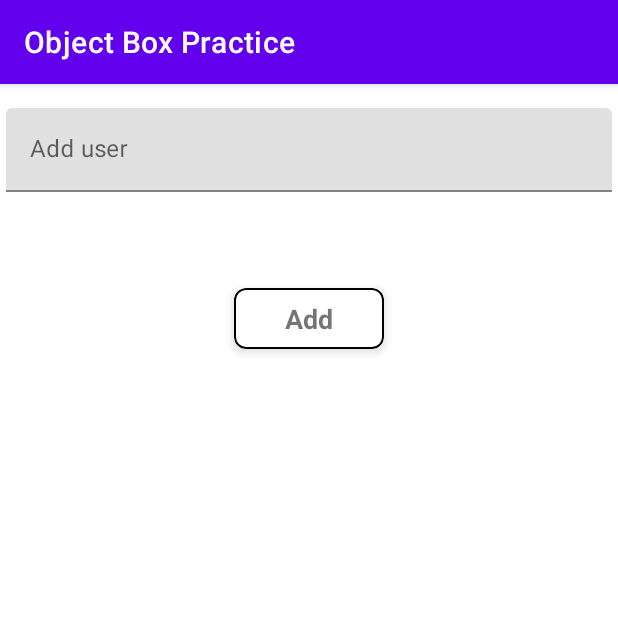
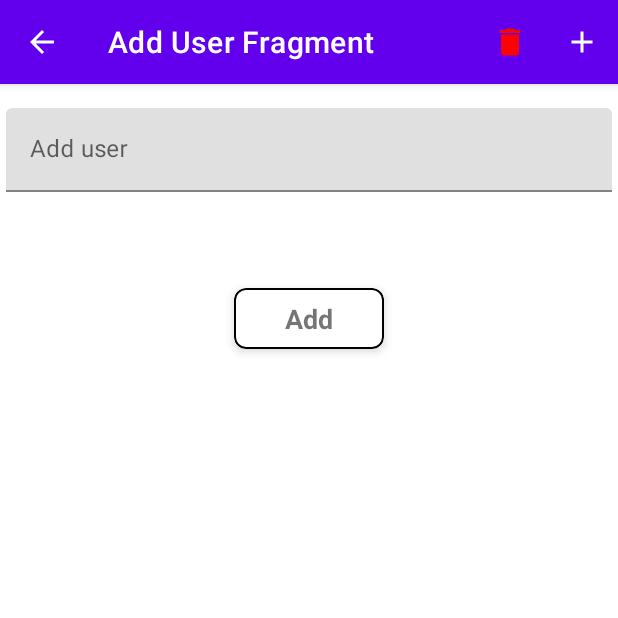
Before and after one commit to SaBeat/ObjectBox-Practice, an Android app: the screen it shows after launch (MainActivity), after a tap on "Add", on a phone screen of 412 x 824 dp, the top half of it. Run offline under Robolectric (Android 15) with nearby library versions, the phone set to English and light mode, and no system bars; our stand-ins replace Dagger/Hilt's generated code; libraries missing offline, so code that uses them is left out: io.objectbox; 4 statements that could not run were skipped; 1 other tap on this screen came first.

Commit message:
Outlined SearchView && ActionBar setup...

```diff
--- a/app/src/main/java/com/example/objectboxpractice/MainActivity.kt
+++ b/app/src/main/java/com/example/objectboxpractice/MainActivity.kt
@@ -1,9 +1,7 @@
 package com.example.objectboxpractice
 
+import android.os.Bundle
 import androidx.appcompat.app.AppCompatActivity
-import android.os.Bundle
-import androidx.navigation.NavController
-import androidx.navigation.fragment.NavHostFragment
 import com.example.objectboxpractice.databinding.ActivityMainBinding
 import dagger.hilt.android.AndroidEntryPoint
 
@@ -15,9 +13,7 @@ class MainActivity : AppCompatActivity() {
         super.onCreate(savedInstanceState)
         binding = ActivityMainBinding.inflate(layoutInflater)
         setContentView(binding.root)
-
-//        val navHostFragment =
-//            supportFragmentManager.findFragmentById(R.id.nav_host_fragment) as NavHostFragment
-//        val navController: NavController = navHostFragment.navController
+        supportActionBar?.setDisplayHomeAsUpEnabled(true)
+        supportActionBar?.setDisplayShowHomeEnabled(true)
     }
 }
--- a/app/src/main/java/com/example/objectboxpractice/appmodule/AppModule.kt
+++ b/app/src/main/java/com/example/objectboxpractice/di/AppModule.kt
@@ -1,4 +1,4 @@
-package com.example.objectboxpractice.appmodule
+package com.example.objectboxpractice.di
 
 import android.content.Context
 import com.example.objectboxpractice.entity.MyObjectBox
@@ -13,7 +13,6 @@ import javax.inject.Singleton
 @Module
 @InstallIn(SingletonComponent::class)
 object AppModule {
-
     @Provides
     @Singleton
     fun initObjectBox(@ApplicationContext context : Context) : BoxStore {
--- a/app/src/main/java/com/example/objectboxpractice/ui/AddUserFragment.kt
+++ b/app/src/main/java/com/example/objectboxpractice/ui/AddUserFragment.kt
@@ -1,13 +1,16 @@
 package com.example.objectboxpractice.ui
 
-import android.view.LayoutInflater
-import android.view.ViewGroup
-import androidx.activity.OnBackPressedCallback
+import android.view.*
+import androidx.appcompat.app.AppCompatActivity
+import androidx.core.view.MenuHost
+import androidx.core.view.MenuProvider
+import androidx.lifecycle.Lifecycle
 import androidx.navigation.NavController
 import androidx.navigation.fragment.findNavController
 import androidx.navigation.fragment.navArgs
+import com.example.objectboxpractice.R
 import com.example.objectboxpractice.base.BaseFragment
-import com.example.objectboxpractice.databinding.FragmentAdduserBinding
+import com.example.objectboxpractice.databinding.FragmentAddUserBinding
 import com.example.objectboxpractice.entity.User
 import com.example.objectboxpractice.entity.User_
 import com.example.objectboxpractice.util.CrudType
@@ -17,24 +20,37 @@ import io.objectbox.BoxStore
 import javax.inject.Inject
 
 @AndroidEntryPoint
-class AddUserFragment : BaseFragment<FragmentAdduserBinding>() {
+class AddUserFragment : BaseFragment<FragmentAddUserBinding>() {
     private val args: AddUserFragmentArgs by navArgs()
     private lateinit var navController: NavController
+    private lateinit var menuHost: MenuHost
 
     @Inject
     lateinit var boxStore: BoxStore
 
-    override val bindingCallBack: (LayoutInflater, ViewGroup?, Boolean) -> FragmentAdduserBinding
-        get() = FragmentAdduserBinding::inflate
+    override val bindingCallBack: (LayoutInflater, ViewGroup?, Boolean) -> FragmentAddUserBinding
+        get() = FragmentAddUserBinding::inflate
 
-    override val bindViews: FragmentAdduserBinding.() -> Unit
+    override val bindViews: FragmentAddUserBinding.() -> Unit
         get() = {
+            setActionBar()
             navController = findNavController()
-            requireActivity().actionBar?.setDisplayHomeAsUpEnabled(true)
+            menuHost = requireActivity()
+
             val userBox = boxStore.boxFor(User::class.java)
-
             val username = args.username
             binding.tietUserName.setText(username)
+
+            when (args.crudType) {
+                CrudType.CREATE -> {
+                    txtAdd.text = getString(R.string.add)
+                    tilUserName.setHint(R.string.add_user)
+                }
+                CrudType.UPDATE -> {
+                    txtAdd.text = getString(R.string.update)
+                    tilUserName.setHint(R.string.update_user)
+                }
+            }
 
             cvAdd.setOnClickListener {
                 when (args.crudType) {
@@ -48,7 +64,7 @@ class AddUserFragment : BaseFragment<FragmentAdduserBinding>() {
                     }
                 }
             }
-            onBackPressed()
+            addUserMenu()
         }
 
     private fun addUser(userBox: Box<User>) {
@@ -72,13 +88,27 @@ class AddUserFragment : BaseFragment<FragmentAdduserBinding>() {
         query.close()
     }
 
-    private fun onBackPressed() {
-        requireActivity().onBackPressedDispatcher.addCallback(
-            this,
-            object : OnBackPressedCallback(true) {
-                override fun handleOnBackPressed() {
-                    navController.popBackStack()
+    private fun setActionBar(){
+        val actionBar = (activity as? AppCompatActivity)?.supportActionBar
+        actionBar?.title = getString(R.string.add_user_fragment)
+        actionBar?.setDisplayHomeAsUpEnabled(true)
+        actionBar?.setDisplayShowHomeEnabled(true)
+    }
+
+    private fun addUserMenu(){
+        menuHost.addMenuProvider(object : MenuProvider {
+            override fun onCreateMenu(menu: Menu, menuInflater: MenuInflater) {
+                menuInflater.inflate(R.menu.home_menu, menu)
+            }
+
+            override fun onMenuItemSelected(menuItem: MenuItem): Boolean {
+                return when (menuItem.itemId) {
+                    android.R.id.home -> {
+                        navController.popBackStack()
+                    }
+                    else -> false
                 }
-            })
+            }
+        }, viewLifecycleOwner, Lifecycle.State.RESUMED)
     }
 }
--- a/app/src/main/java/com/example/objectboxpractice/ui/HomeFragment.kt
+++ b/app/src/main/java/com/example/objectboxpractice/ui/HomeFragment.kt
@@ -3,6 +3,10 @@ package com.example.objectboxpractice.ui
 import android.util.Log
 import android.view.*
 import android.widget.SearchView
+import androidx.appcompat.app.AppCompatActivity
+import androidx.core.view.MenuHost
+import androidx.core.view.MenuProvider
+import androidx.lifecycle.Lifecycle
 import androidx.navigation.NavController
 import androidx.navigation.fragment.findNavController
 import com.example.objectboxpractice.R
@@ -15,12 +19,16 @@ import com.example.objectboxpractice.entity.User_
 import com.example.objectboxpractice.util.Alerts
 import com.example.objectboxpractice.util.CrudType
 import dagger.hilt.android.AndroidEntryPoint
+import io.objectbox.Box
 import io.objectbox.BoxStore
 import javax.inject.Inject
 
 @AndroidEntryPoint
 class HomeFragment : BaseFragment<FragmentHomeBinding>() {
     private lateinit var navController: NavController
+    private lateinit var userBox: Box<User>
+    private lateinit var menuHost: MenuHost
+
     companion object {
         private const val TAG = "DEBUG"
     }
@@ -33,14 +41,18 @@ class HomeFragment : BaseFragment<FragmentHomeBinding>() {
 
     override val bindViews: FragmentHomeBinding.() -> Unit
         get() = {
+            setActionBar()
             navController = findNavController()
-            setHasOptionsMenu(true)
+            menuHost = requireActivity()
+            userBox = boxStore.boxFor(User::class.java)
+
+            homeMenu()
             getAllUsers()
             searchUser(searchBar)
+
         }
 
     private fun getAllUsers() {
-        val userBox = boxStore.boxFor(User::class.java)
         val userList = userBox.all
         if (binding.rvHome.adapter == null)
             binding.rvHome.adapter = usersAdapter
@@ -54,7 +66,6 @@ class HomeFragment : BaseFragment<FragmentHomeBinding>() {
             }
 
             override fun onQueryTextChange(newText: String): Boolean {
-                val userBox = boxStore.boxFor(User::class.java)
                 User_.name.name.lowercase()
                 val query = userBox.query(User_.name.contains(newText))
                 val foundUsers = query.build().find()
@@ -66,7 +77,6 @@ class HomeFragment : BaseFragment<FragmentHomeBinding>() {
     }
 
     private fun deleteUser(id: Long) {
-        val userBox = boxStore.boxFor(User::class.java)
         val userToDelete = userBox.get(id)
         val query = userBox.query().equal(User_.id, id)
 
@@ -80,8 +90,7 @@ class HomeFragment : BaseFragment<FragmentHomeBinding>() {
         query.close()
     }
 
-    private fun deleteAllUsers(){
-        val userBox = boxStore.boxFor(User::class.java)
+    private fun deleteAllUsers() {
         userBox.removeAll()
         getAllUsers()
     }
@@ -97,7 +106,10 @@ class HomeFragment : BaseFragment<FragmentHomeBinding>() {
                         deleteUser(user.id)
                     }
                     root.setOnClickListener {
-                        val action  = HomeFragmentDirections.actionHomeFragmentToAddUserFragment(CrudType.UPDATE,user.name ?: "")
+                        val action = HomeFragmentDirections.actionHomeFragmentToAddUserFragment(
+                            CrudType.UPDATE,
+                            user.name ?: ""
+                        )
                         navController.navigate(action)
                     }
                 }
@@ -105,27 +117,44 @@ class HomeFragment : BaseFragment<FragmentHomeBinding>() {
         )
     }
 
-    override fun onCreateOptionsMenu(menu: Menu, inflater: MenuInflater) {
-        inflater.inflate(R.menu.home_menu, menu)
-        super.onCreateOptionsMenu(menu, inflater)
+    private fun setActionBar() {
+        val actionBar = (activity as? AppCompatActivity)?.supportActionBar
+        actionBar?.title = getString(R.string.home_fragment)
+        actionBar?.setDisplayHomeAsUpEnabled(false)
+        actionBar?.setDisplayShowHomeEnabled(false)
     }
 
-    override fun onOptionsItemSelected(item: MenuItem): Boolean {
-        return when (item.itemId) {
+    private fun homeMenu() {
+        menuHost.addMenuProvider(object : MenuProvider {
+            override fun onCreateMenu(menu: Menu, menuInflater: MenuInflater) {
+                menuInflater.inflate(R.menu.home_menu, menu)
+            }
+
+            override fun onMenuItemSelected(menuItem: MenuItem): Boolean {
+                return when (menuItem.itemId) {
                     R.id.menu_add -> {
                         val action =
-                    HomeFragmentDirections.actionHomeFragmentToAddUserFragment(CrudType.CREATE,"")
+                            HomeFragmentDirections.actionHomeFragmentToAddUserFragment(
+                                CrudType.CREATE,
+                                ""
+                            )
                         navController.navigate(action)
                         true
                     }
                     R.id.menu_delete -> {
-                Alerts.deleteUsersDialog(requireContext(),getString(R.string.alert),getString(R.string.delete_all_users)){
+                        Alerts.deleteUsersDialog(
+                            requireContext(),
+                            getString(R.string.alert),
+                            getString(R.string.delete_all_users)
+                        ) {
                             deleteAllUsers()
                         }
 
                         true
                     }
-            else -> super.onOptionsItemSelected(item)
+                    else -> false
                 }
             }
+        }, viewLifecycleOwner, Lifecycle.State.RESUMED)
     }
+}
--- a/app/src/main/res/layout/fragment_adduser.xml
+++ b/app/src/main/res/layout/fragment_add_user.xml
@@ -36,6 +36,7 @@
         <androidx.appcompat.widget.AppCompatTextView
             android:layout_width="wrap_content"
             android:layout_height="wrap_content"
+            android:id="@+id/txt_add"
             android:paddingVertical="8dp"
             android:text="@string/add"
             android:textSize="18sp"
--- a/app/src/main/res/layout/fragment_home.xml
+++ b/app/src/main/res/layout/fragment_home.xml
@@ -16,6 +16,15 @@
         app:layout_constraintStart_toStartOf="parent"
         app:layout_constraintTop_toTopOf="parent">
 
+        <com.google.android.material.card.MaterialCardView
+            android:layout_width="match_parent"
+            android:layout_height="wrap_content"
+            android:layout_margin="4dp"
+            app:cardCornerRadius="16dp"
+            app:cardElevation="4dp"
+            app:strokeWidth="1dp"
+            app:strokeColor="@color/black">
+
             <SearchView
                 android:id="@+id/search_bar"
                 android:layout_width="match_parent"
@@ -23,6 +32,8 @@
                 android:layout_marginHorizontal="4dp"
                 android:layout_marginVertical="4dp"
                 android:hint="@string/name" />
+
+        </com.google.android.material.card.MaterialCardView>
 
         <androidx.recyclerview.widget.RecyclerView
             android:id="@+id/rv_home"
--- a/app/src/main/res/navigation/nav_graph.xml
+++ b/app/src/main/res/navigation/nav_graph.xml
@@ -18,7 +18,7 @@
         android:id="@+id/addUserFragment"
         android:name="com.example.objectboxpractice.ui.AddUserFragment"
         android:label="fragment_adduser"
-        tools:layout="@layout/fragment_adduser" >
+        tools:layout="@layout/fragment_add_user" >
         <argument
             android:name="crud_type"
             app:argType="com.example.objectboxpractice.util.CrudType" />
--- a/app/src/main/res/values/strings.xml
+++ b/app/src/main/res/values/strings.xml
@@ -4,10 +4,14 @@
     <string name="hello_blank_fragment">Hello blank fragment</string>
     <string name="name">Name</string>
     <string name="add_user">Add user</string>
+    <string name="update_user">Update user</string>
     <string name="add">Add</string>
+    <string name="update">Update</string>
     <string name="delete">Delete</string>
     <string name="btn_yes">Yes</string>
     <string name="btn_no">No</string>
     <string name="delete_all_users">Do you want delete all users?</string>
     <string name="alert">Alert</string>
+    <string name="home_fragment">Home Fragment</string>
+    <string name="add_user_fragment">Add User Fragment</string>
 </resources>
```
Lines whose indentation alone changed are shown as unchanged.
